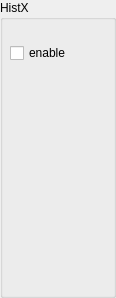
First picture: the form in control/histx.ui, repository jgrahsl/stereovision, before the edit.
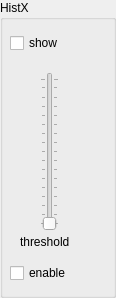
Second picture: the form after the edit.

Diff of the .ui file:
```diff
--- a/control/histx.ui
+++ b/control/histx.ui
@@ -32,7 +32,7 @@
    <property name="geometry">
     <rect>
      <x>10</x>
-     <y>40</y>
+     <y>260</y>
      <width>93</width>
      <height>26</height>
     </rect>
@@ -41,6 +41,57 @@
     <string>enable</string>
    </property>
   </widget>
+  <widget class="QSlider" name="verticalSlider">
+   <property name="geometry">
+    <rect>
+     <x>40</x>
+     <y>72</y>
+     <width>19</width>
+     <height>159</height>
+    </rect>
+   </property>
+   <property name="maximum">
+    <number>255</number>
+   </property>
+   <property name="pageStep">
+    <number>16</number>
+   </property>
+   <property name="orientation">
+    <enum>Qt::Vertical</enum>
+   </property>
+   <property name="tickPosition">
+    <enum>QSlider::TicksBothSides</enum>
+   </property>
+   <property name="tickInterval">
+    <number>16</number>
+   </property>
+  </widget>
+  <widget class="QLabel" name="label">
+   <property name="geometry">
+    <rect>
+     <x>20</x>
+     <y>232</y>
+     <width>66</width>
+     <height>20</height>
+    </rect>
+   </property>
+   <property name="text">
+    <string>threshold</string>
+   </property>
+  </widget>
+  <widget class="QCheckBox" name="show">
+   <property name="geometry">
+    <rect>
+     <x>10</x>
+     <y>30</y>
+     <width>93</width>
+     <height>26</height>
+    </rect>
+   </property>
+   <property name="text">
+    <string>show</string>
+   </property>
+  </widget>
  </widget>
  <resources/>
  <connections/>
```
